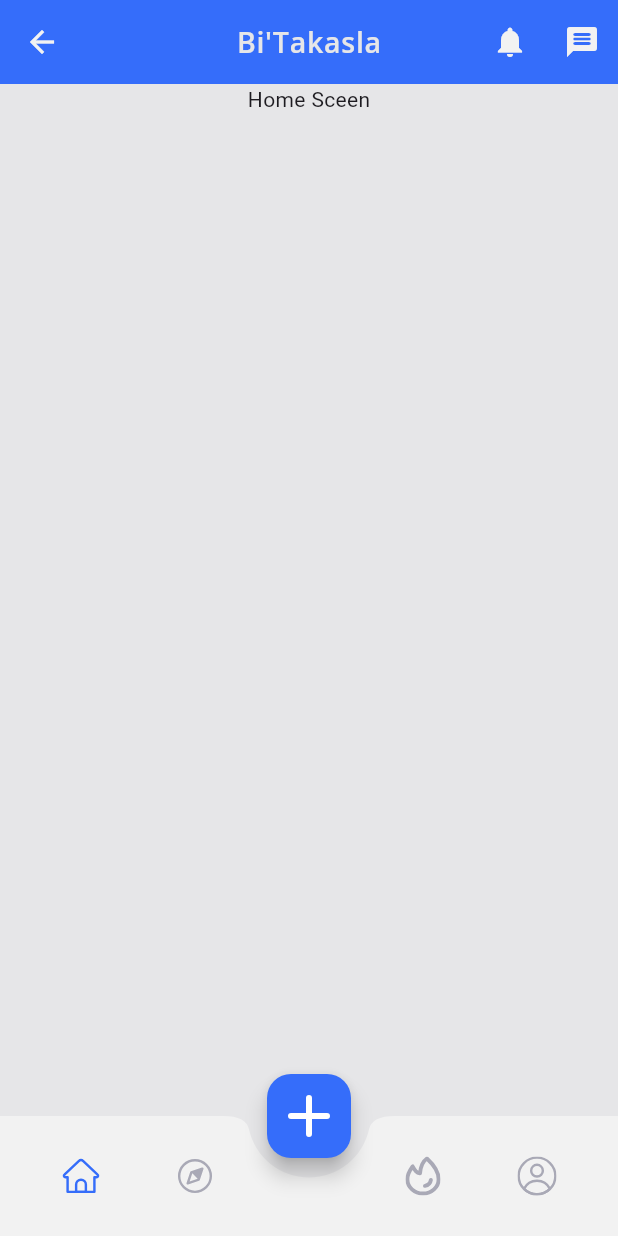
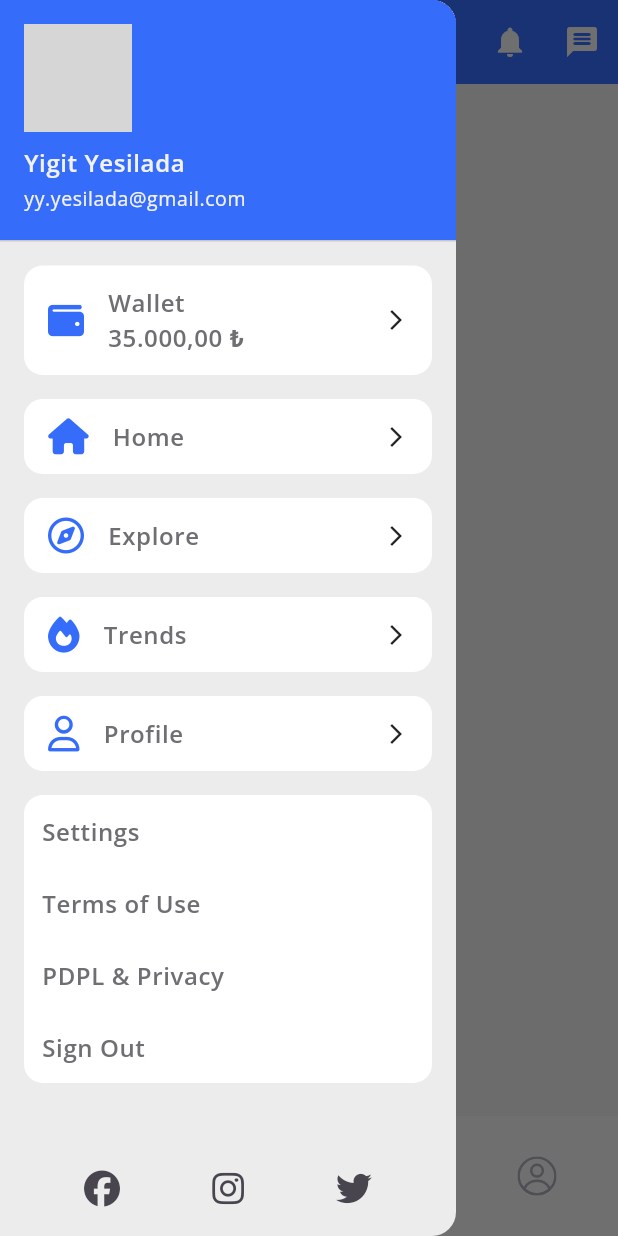
Before and after one commit to yigityesiladaa/bi_takasla, a Flutter app: the NavBarScreen screen opened by its route, with the side drawer open (before the commit the screen has no drawer), on a phone screen of 412 x 824 dp. Run offline on Flutter 3.47's test engine with Material 3 defaults, Android fonts, the phone set to English and light mode, and no system bars; drawn by our look-alikes of auto_size_text; our stand-ins replace cached_network_image, dio, equatable, flutter_cache_manager, flutter_svg, font_awesome_flutter and 6 more; accounts and stored records are empty; network calls fail; grey boxes are pictures that could not be loaded.

Commit message:
drawer & notifications screen implemented

```diff
--- a/lib/config/routes/app_pages.dart
+++ b/lib/config/routes/app_pages.dart
@@ -5,7 +5,8 @@ import 'package:bitakasla/view/auth/sign_in/sign_in_screen_binding.dart';
 import 'package:bitakasla/view/auth/sign_up/sign_up_screen.dart';
 import 'package:bitakasla/view/auth/sign_up/sign_up_screen_binding.dart';
 import 'package:bitakasla/view/nav_bar/nav_bar_screen.dart';
-import 'package:bitakasla/view/nav_bar/nav_bar_screen_binding.dart';
+import 'package:bitakasla/view/notifications/notifications_screen.dart';
+import 'package:bitakasla/view/notifications/notifications_screen_binding.dart';
 import 'package:get/get.dart';
 
 part 'app_routes.dart';
@@ -31,7 +32,11 @@ class AppPages {
     GetPage(
       name: AppRoutes.navBarScreen,
       page: () => const NavBarScreen(),
-      binding: NavBarScreenBinding(),
+    ),
+    GetPage(
+      name: AppRoutes.notificationsScreen,
+      page: () => const NotificationsScreen(),
+      binding: NotificationsScreenBinding(),
     ),
   ];
 }
--- a/lib/config/routes/app_routes.dart
+++ b/lib/config/routes/app_routes.dart
@@ -9,5 +9,6 @@ abstract class AppRoutes {
   static const exploreScreen = '/exploreScreen';
   static const trendsScreen = '/trendsScreen';
   static const profileScreen = '/profileScreen';
+  static const notificationsScreen = '/notificationsScreen';
 
 }
--- a/lib/config/theme/themes.dart
+++ b/lib/config/theme/themes.dart
@@ -5,6 +5,7 @@ import 'package:google_fonts/google_fonts.dart';
 
 final ThemeData lightTheme = ThemeData.light().copyWith(
   scaffoldBackgroundColor: AppColors.backgroundColor,
+  primaryColor: AppColors.primaryColor,
   appBarTheme: const AppBarTheme(
     iconTheme: IconThemeData(
       color: AppColors.white,
@@ -85,7 +86,7 @@ final ThemeData lightTheme = ThemeData.light().copyWith(
 
 final ThemeData darkTheme = ThemeData.dark().copyWith(
   primaryColor: AppColors.primaryColor,
-  scaffoldBackgroundColor: AppColors.backgroundColor,
+  scaffoldBackgroundColor: AppColors.grey1000Color,
   brightness: Brightness.dark,
   cardColor: AppColors.cardColor,
   indicatorColor: AppColors.primaryColor,
--- a/lib/core/constants/app_colors.dart
+++ b/lib/core/constants/app_colors.dart
@@ -36,7 +36,7 @@ class AppColors {
   static const Color punch = Color(0xFFEA3943);
   static const primaryBlue = Color(0xFF1E315F);
 
-  static const Color backgroundColor = Color.fromARGB(255, 230, 230, 232);
+  static const Color backgroundColor = Color(0xFFececec);
   static const Color cardColor = Color(0xFFFFFFFF);
   static const Color cardBlueColor = Color(0xFF1E315F);
   static const Color borderGray = Color(0xFFE7E7E7);
--- a/lib/core/getx_manager.dart
+++ b/lib/core/getx_manager.dart
@@ -1,5 +1,6 @@
 import 'package:bitakasla/core/localization/localization_service.dart';
 import 'package:bitakasla/core/services/cache_service.dart';
+import 'package:bitakasla/view/nav_bar/nav_bar_screen_controller.dart';
 import 'package:dio/dio.dart';
 import 'package:get/get.dart';
 import 'package:logger/web.dart';
@@ -13,6 +14,7 @@ class GetxManager {
   }
 
   static Future<void> setupControllers() async {
+    Get.put(NavBarController(), permanent: true);
   }
 
 }
--- a/lib/core/localization/languages/language_en.dart
+++ b/lib/core/localization/languages/language_en.dart
@@ -18,4 +18,14 @@ final Map<String, String> enUS = {
   LocalizationKeys.alreadyHaveAccountTextKey: 'Do you already have an account?',
   LocalizationKeys.searchTextKey: 'Search',
   LocalizationKeys.bitakaslaTitleTextKey: 'Bi\'Takasla',
+  LocalizationKeys.homeTitleTextKey: 'Home',
+  LocalizationKeys.exploreTitleTextKey: 'Explore',
+  LocalizationKeys.trendsTitleTextKey: 'Trends',
+  LocalizationKeys.profileTitleTextKey: 'Profile',
+  LocalizationKeys.termsOfUseTitleTextKey: 'Terms of Use',
+  LocalizationKeys.kvkkTitleTextKey: 'PDPL & Privacy',
+  LocalizationKeys.signOutTextKey: 'Sign Out',
+  LocalizationKeys.walletTextKey: 'Wallet',
+  LocalizationKeys.settingsTitleTextKey: 'Settings',
+  LocalizationKeys.notificationsTitleTextKey: 'Notifications',
 };
--- a/lib/core/localization/languages/language_tr.dart
+++ b/lib/core/localization/languages/language_tr.dart
@@ -17,4 +17,13 @@ final Map<String, String> trTR = {
   LocalizationKeys.alreadyHaveAccountTextKey: 'Zaten bir hesabınız var mı?',
   LocalizationKeys.searchTextKey: 'Ara',
   LocalizationKeys.bitakaslaTitleTextKey: 'Bi\'Takasla',
+  LocalizationKeys.homeTitleTextKey: 'Anasayfa',
+  LocalizationKeys.exploreTitleTextKey: 'Keşfet',
+  LocalizationKeys.trendsTitleTextKey: 'Trendler',
+  LocalizationKeys.profileTitleTextKey: 'Profil',
+  LocalizationKeys.termsOfUseTitleTextKey: 'Kullanım Koşulları',
+  LocalizationKeys.kvkkTitleTextKey: 'KVKK ve Gizlilik',
+  LocalizationKeys.signOutTextKey: 'Çıkış Yap',
+  LocalizationKeys.walletTextKey: 'Cüzdan',
+  LocalizationKeys.notificationsTitleTextKey: 'Bildirimler',
 };
--- a/lib/core/localization/localization_keys.dart
+++ b/lib/core/localization/localization_keys.dart
@@ -15,4 +15,14 @@ class LocalizationKeys {
   static const String nameSurnameTextKey = 'nameSurnameTextKey';
   static const String searchTextKey = 'searchTextKey';
   static const String bitakaslaTitleTextKey = 'bitakaslaTitleTextKey';
+  static const String homeTitleTextKey = 'homeTitleTextKey';
+  static const String exploreTitleTextKey = 'exploreTitleTextKey';
+  static const String trendsTitleTextKey = 'trendsTitleTextKey';
+  static const String profileTitleTextKey = 'profileTitleTextKey';
+  static const String settingsTitleTextKey = 'settingsTitleTextKey';
+  static const String termsOfUseTitleTextKey = 'termsOfUseTitleTextKey';
+  static const String kvkkTitleTextKey = 'kvkkTitleTextKey';
+  static const String signOutTextKey = 'signOutTextKey';
+  static const String walletTextKey = 'walletTextKey';
+  static const String notificationsTitleTextKey = 'notificationsTitleTextKey';
 }
--- /dev/null
+++ b/lib/core/models/drawer_item_model.dart
@@ -0,0 +1,17 @@
+import 'package:bitakasla/core/base/base_stateless_widget.dart';
+import 'package:equatable/equatable.dart';
+
+class DrawerItemModel extends Equatable {
+  final String title;
+  final IconData icon;
+  final void Function() onTap;
+
+  const DrawerItemModel({
+    required this.title,
+    required this.icon,
+    required this.onTap
+  });
+
+  @override
+  List<Object?> get props => [title, icon, onTap];
+}
--- a/lib/view/nav_bar/nav_bar_screen.dart
+++ b/lib/view/nav_bar/nav_bar_screen.dart
@@ -5,10 +5,11 @@ import 'package:bitakasla/core/constants/app_constants.dart';
 import 'package:bitakasla/core/localization/localization_keys.dart';
 import 'package:bitakasla/core/utils/size_config.dart';
 import 'package:bitakasla/view/nav_bar/nav_bar_screen_controller.dart';
+import 'package:bitakasla/widgets/custom_drawer/custom_drawer.dart';
 import 'package:bitakasla/widgets/primary_app_bar.dart';
 import 'package:flutter_svg/flutter_svg.dart';
 
-class NavBarScreen extends BaseGetView<NavBarScreenController> {
+class NavBarScreen extends BaseGetView<NavBarController> {
   const NavBarScreen({super.key});
 
   @override
@@ -19,6 +20,7 @@ class NavBarScreen extends BaseGetView<NavBarScreenController> {
       onPopInvoked: (_) => controller.changeScreen(0),
       child: Scaffold(
         resizeToAvoidBottomInset: false,
+        drawer: CustomDrawer(),
         appBar: _buildAppBar(),
         body: Navigator(
           key: Get.nestedKey(1),
@@ -40,7 +42,7 @@ class NavBarScreen extends BaseGetView<NavBarScreenController> {
         title: LocalizationKeys.bitakaslaTitleTextKey.tr,
         actions: [
           IconButton(
-            onPressed: () {},
+            onPressed: () => Get.toNamed(AppRoutes.notificationsScreen),
             icon:
                 const Icon(Icons.notifications, color: AppColors.white),
           ),
--- a/lib/view/nav_bar/nav_bar_screen_binding.dart
+++ /dev/null
@@ -1,9 +0,0 @@
-import 'package:bitakasla/view/nav_bar/nav_bar_screen_controller.dart';
-import 'package:get/get.dart';
-
-class NavBarScreenBinding extends Bindings {
-  @override
-  void dependencies() {
-    Get.put(NavBarScreenController());
-  }
-}
--- a/lib/view/nav_bar/nav_bar_screen_controller.dart
+++ b/lib/view/nav_bar/nav_bar_screen_controller.dart
@@ -10,7 +10,7 @@ import 'package:bitakasla/view/nav_bar/trends/trends_screen.dart';
 import 'package:bitakasla/view/nav_bar/trends/trends_screen_binding.dart';
 import 'package:flutter/material.dart';
 
-class NavBarScreenController extends BaseGetxController {
+class NavBarController extends BaseGetxController {
   var isLoading = false.obs;
 
   late final DateTime popupOpenTime;
@@ -31,6 +31,7 @@ class NavBarScreenController extends BaseGetxController {
     if (index != currentIndex && _routes[index].isNotEmpty) {
       _currentIndex.value = index;
       Get.offAndToNamed(_routes[index], id: 1);
+      update();
     }
   }
 
--- /dev/null
+++ b/lib/view/notifications/notifications_screen_binding.dart
@@ -0,0 +1,9 @@
+import 'package:bitakasla/view/notifications/notifications_screen_controller.dart';
+import 'package:get/get.dart';
+
+class NotificationsScreenBinding extends Bindings {
+  @override
+  void dependencies() {
+    Get.put(NotificationsScreenController());
+  }
+}
--- /dev/null
+++ b/lib/widgets/custom_drawer/custom_drawer.dart
@@ -0,0 +1,199 @@
+import 'package:bitakasla/config/theme/theme_extensions.dart';
+import 'package:bitakasla/core/base/base_stateless_widget.dart';
+import 'package:bitakasla/core/constants/app_colors.dart';
+import 'package:bitakasla/core/localization/localization_keys.dart';
+import 'package:bitakasla/core/models/drawer_item_model.dart';
+import 'package:bitakasla/core/utils/formatter.dart';
+import 'package:bitakasla/core/utils/size_config.dart';
+import 'package:bitakasla/widgets/custom_drawer/custom_drawer_controller.dart';
+import 'package:bitakasla/widgets/scale_factor_autosize_text.dart';
+import 'package:font_awesome_flutter/font_awesome_flutter.dart';
+
+class CustomDrawer extends BaseStatelessWidget {
+  CustomDrawer({super.key});
+
+  final controller = Get.put(CustomDrawerController());
+
+  @override
+  Widget build(BuildContext context) {
+    return Drawer(
+      backgroundColor: theme.scaffoldBackgroundColor,
+      child: Column(
+        children: <Widget>[
+          _buildHeader(),
+          _buildWallet(),
+          ...List.generate(
+            controller.drawerList.length,
+            (index) => _buildDrawerItem(controller.drawerList[index]),
+          ),
+          _buildBottom(),
+          const Spacer(),
+          _buildSocialMediaButtons(),
+        ],
+      ),
+    );
+  }
+
+  Widget _buildHeader() => UserAccountsDrawerHeader(
+        accountName: ScaleFactorAutoSizeText(
+          text: 'Yigit Yesilada',
+          style: theme.primaryTextTheme.bodyMedium!.semibold.copyWith(
+            color: AppColors.white,
+          ),
+        ),
+        accountEmail: ScaleFactorAutoSizeText(
+          text: 'yy.yesilada@gmail.com',
+          style: theme.primaryTextTheme.bodySmall!.regular.copyWith(
+            color: AppColors.white,
+          ),
+        ),
+        currentAccountPicture: const CircleAvatar(
+          backgroundImage: NetworkImage("https://example.com/profile.jpg"),
+        ),
+        decoration: BoxDecoration(color: theme.primaryColor),
+      );
+
+  Widget _buildWallet() => Container(
+        margin: padding.symmetric(horizontal: 40, vertical: 10),
+        padding: padding.symmetric(vertical: 16, horizontal: 40),
+        decoration: BoxDecoration(
+          borderRadius: BorderRadius.circular(Get.width * .03),
+          color: AppColors.cardColor,
+        ),
+        child: Row(
+          mainAxisAlignment: MainAxisAlignment.spaceBetween,
+          children: [
+            Row(
+              children: [
+                FaIcon(FontAwesomeIcons.wallet, color: theme.primaryColor),
+                SizedBox(width: 40.w),
+                Column(
+                  crossAxisAlignment: CrossAxisAlignment.start,
+                  children: [
+                    ScaleFactorAutoSizeText(
+                      text: LocalizationKeys.walletTextKey.tr,
+                      style: theme.primaryTextTheme.bodyMedium?.semibold,
+                    ),
+                    ScaleFactorAutoSizeText(
+                      text: Formatter.formatMoney('35000'),
+                      style: theme.primaryTextTheme.bodyMedium?.semibold,
+                    ),
+                  ],
+                ),
+              ],
+            ),
+            FaIcon(
+              Icons.arrow_forward_ios,
+              size: 20.h,
+            ),
+          ],
+        ),
+      );
+  Widget _buildDrawerItem(DrawerItemModel model) => GestureDetector(
+    onTap: () {
+      model.onTap();
+      Get.back();
+    },
+    child: Container(
+          margin: padding.symmetric(horizontal: 40, vertical: 10),
+          padding: padding.symmetric(vertical: 16),
+          decoration: BoxDecoration(
+            borderRadius: BorderRadius.circular(Get.width * .03),
+            color: AppColors.cardColor,
+          ),
+          child: Padding(
+            padding: padding.symmetric(vertical: 0, horizontal: 40),
+            child: Row(
+              mainAxisAlignment: MainAxisAlignment.spaceBetween,
+              children: [
+                Row(
+                  children: [
+                    FaIcon(model.icon, color: AppColors.primaryColor),
+                    SizedBox(width: 40.w),
+                    ScaleFactorAutoSizeText(
+                      text: model.title.tr,
+                      style: theme.primaryTextTheme.bodyMedium!.semibold,
+                    ),
+                  ],
+                ),
+                FaIcon(
+                  Icons.arrow_forward_ios,
+                  size: 20.h,
+                ),
+              ],
+            ),
+          ),
+        ),
+  );
+
+  Widget _buildBottom() => Container(
+        margin: padding.symmetric(horizontal: 40, vertical: 10),
+        width: Get.width,
+        decoration: BoxDecoration(
+          borderRadius: BorderRadius.circular(Get.width * .03),
+          color: AppColors.cardColor,
+        ),
+        child: Column(
+          crossAxisAlignment: CrossAxisAlignment.start,
+          children: [
+            TextButton(
+                onPressed: () {},
+                child: ScaleFactorAutoSizeText(
+                  text: LocalizationKeys.settingsTitleTextKey.tr,
+                  textAlign: TextAlign.start,
+                  style: theme.primaryTextTheme.bodyMedium?.semibold,
+                )),
+            TextButton(
+                onPressed: () {},
+                child: ScaleFactorAutoSizeText(
+                  text: LocalizationKeys.termsOfUseTitleTextKey.tr,
+                  style: theme.primaryTextTheme.bodyMedium?.semibold,
+                  maxLines: 1,
+                  textAlign: TextAlign.start,
+                )),
+            TextButton(
+                onPressed: () {},
+                child: ScaleFactorAutoSizeText(
+                  text: LocalizationKeys.kvkkTitleTextKey.tr,
+                  style: theme.primaryTextTheme.bodyMedium?.semibold,
+                  maxLines: 1,
+                  textAlign: TextAlign.start,
+                )),
+            TextButton(
+                onPressed: () {},
+                child: ScaleFactorAutoSizeText(
+                  text: LocalizationKeys.signOutTextKey.tr,
+                  style: theme.primaryTextTheme.bodyMedium?.semibold,
+                  textAlign: TextAlign.start,
+                )),
+          ],
+        ),
+      );
+
+  Widget _buildSocialMediaButtons() => Padding(
+        padding: const EdgeInsets.all(8.0),
+        child: Row(
+          mainAxisAlignment: MainAxisAlignment.spaceEvenly,
+          children: [
+            IconButton(
+              icon: const FaIcon(FontAwesomeIcons.facebook),
+              onPressed: () {
+                // Navigate to Facebook
+              },
+            ),
+            IconButton(
+              icon: const FaIcon(FontAwesomeIcons.instagram),
+              onPressed: () {
+                // Navigate to Twitter
+              },
+            ),
+            IconButton(
+              icon: const FaIcon(FontAwesomeIcons.twitter),
+              onPressed: () {
+                // Navigate to Instagram
+              },
+            ),
+          ],
+        ),
+      );
+}
--- a/pubspec.yaml
+++ b/pubspec.yaml
@@ -44,6 +44,7 @@ dependencies:
   flutter_svg: ^2.0.10+1
   get_storage: ^2.1.1
   dio: ^5.4.3+1
+  equatable: ^2.0.5
   flutter_localizations:
     sdk: flutter
 
```
Also changed, not shown: lib/core/models/notification_card_model.dart (added, +18 -0 lines), lib/view/notifications/notifications_screen.dart (added, +39 -0 lines), lib/view/notifications/notifications_screen_controller.dart (added, +31 -0 lines), lib/view/notifications/widgets/notification_card.dart (added, +94 -0 lines), lib/widgets/custom_drawer/custom_drawer_controller.dart (added, +37 -0 lines), pubspec.lock.
